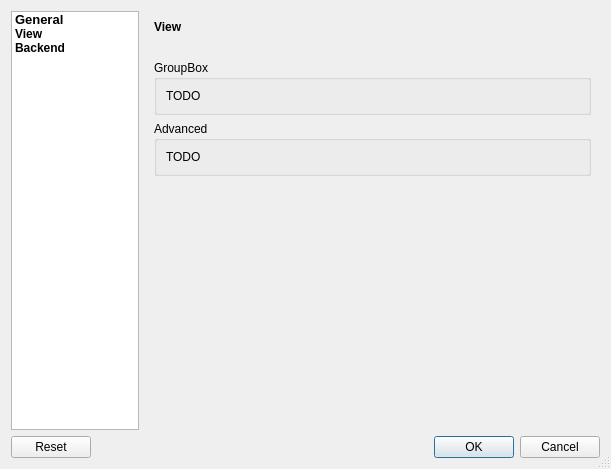
Before: the Qt Designer form src/gui/dialogs/configdialog.ui in saschpe/masonry, drawn with Qt 5.
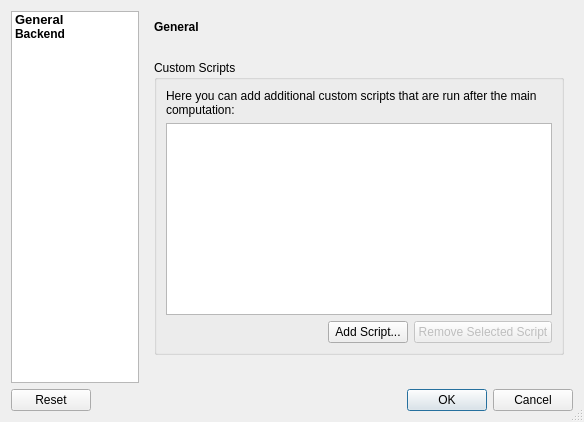
After: the same form once the commit is applied. The open tabs and pages were chosen to show the change.

Commit message: Removed 'View' page from the ConfigDialog and removed the 'view-choose' icons.

Patch:
```diff
--- a/src/gui/dialogs/configdialog.ui
+++ b/src/gui/dialogs/configdialog.ui
@@ -6,8 +6,8 @@
    <rect>
     <x>0</x>
     <y>0</y>
-    <width>611</width>
-    <height>469</height>
+    <width>584</width>
+    <height>422</height>
    </rect>
   </property>
   <property name="windowTitle">
@@ -49,17 +49,6 @@
        </font>
       </property>
      </item>
-     <item>
-      <property name="text">
-       <string>View</string>
-      </property>
-      <property name="font">
-       <font>
-        <weight>75</weight>
-        <bold>true</bold>
-       </font>
-      </property>
-     </item>
      <item>
       <property name="text">
        <string>Backend</string>
@@ -231,84 +220,6 @@
        </item>
       </layout>
      </widget>
-     <widget class="QWidget" name="viewPage">
-      <layout class="QGridLayout" name="gridLayout_3">
-       <item row="0" column="0">
-        <widget class="QLabel" name="viewLabel">
-         <property name="font">
-          <font>
-           <weight>75</weight>
-           <bold>true</bold>
-          </font>
-         </property>
-         <property name="text">
-          <string>View</string>
-         </property>
-        </widget>
-       </item>
-       <item row="1" column="0" colspan="2">
-        <spacer name="verticalSpacer_5">
-         <property name="orientation">
-          <enum>Qt::Vertical</enum>
-         </property>
-         <property name="sizeType">
-          <enum>QSizePolicy::Fixed</enum>
-         </property>
-         <property name="sizeHint" stdset="0">
-          <size>
-           <width>20</width>
-           <height>20</height>
-          </size>
-         </property>
-        </spacer>
-       </item>
-       <item row="2" column="0" colspan="2">
-        <widget class="QGroupBox" name="groupBox">
-         <property name="title">
-          <string>GroupBox</string>
-         </property>
-         <layout class="QGridLayout" name="gridLayout_9">
-          <item row="0" column="0">
-           <widget class="QLabel" name="label">
-            <property name="text">
-             <string>TODO</string>
-            </property>
-           </widget>
-          </item>
-         </layout>
-        </widget>
-       </item>
-       <item row="3" column="0" colspan="2">
-        <widget class="QGroupBox" name="groupBox_5">
-         <property name="title">
-          <string>Advanced</string>
-         </property>
-         <layout class="QGridLayout" name="gridLayout_11">
-          <item row="0" column="0">
-           <widget class="QLabel" name="label_3">
-            <property name="text">
-             <string>TODO</string>
-            </property>
-           </widget>
-          </item>
-         </layout>
-        </widget>
-       </item>
-       <item row="4" column="0" colspan="2">
-        <spacer name="verticalSpacer">
-         <property name="orientation">
-          <enum>Qt::Vertical</enum>
-         </property>
-         <property name="sizeHint" stdset="0">
-          <size>
-           <width>20</width>
-           <height>40</height>
-          </size>
-         </property>
-        </spacer>
-       </item>
-      </layout>
-     </widget>
      <widget class="QWidget" name="backendPage">
       <layout class="QGridLayout" name="gridLayout_4">
        <item row="0" column="0">
```
The commit also changes 4 other files.
